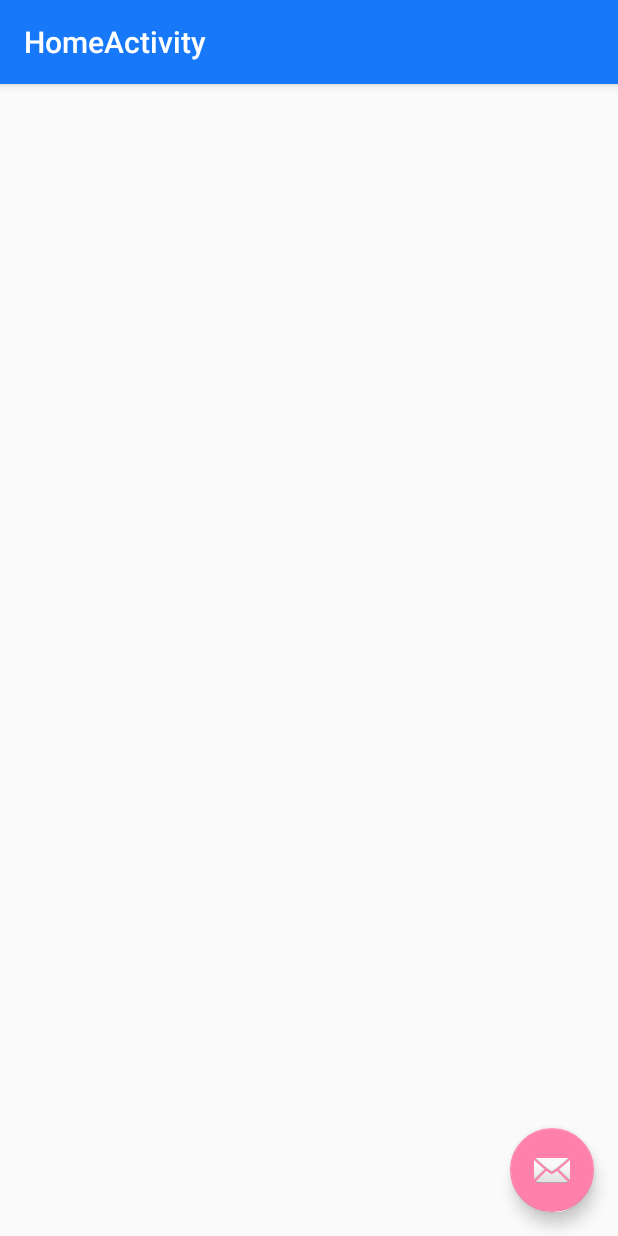
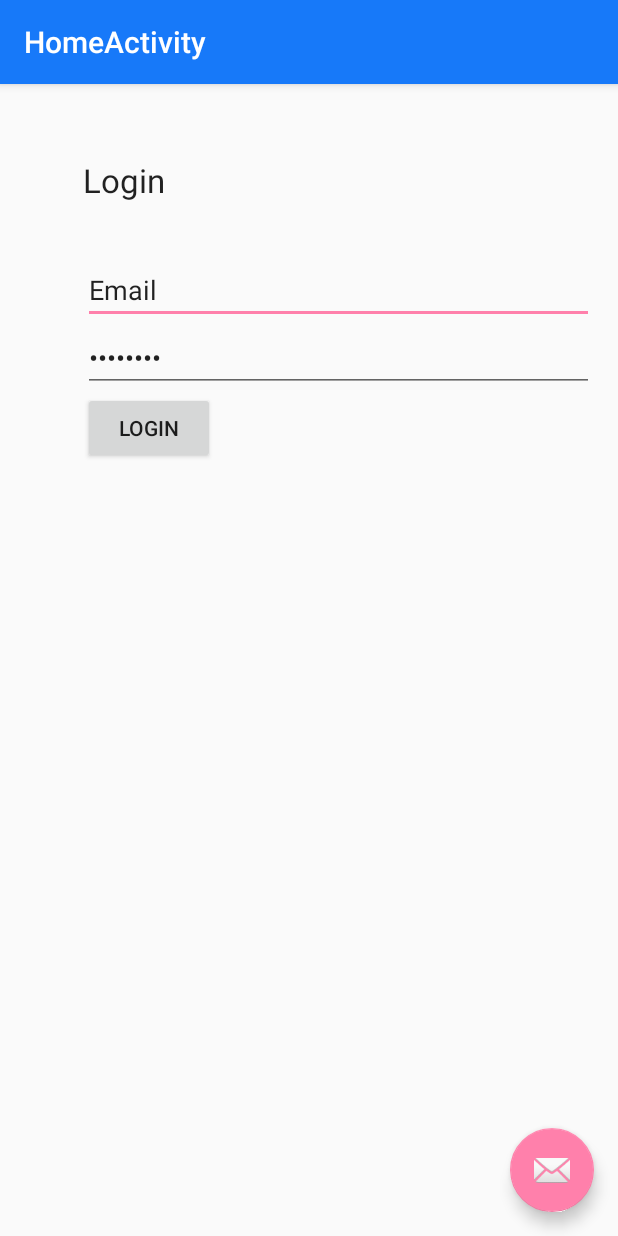
Before and after one commit to niranjan-sa/MaterialHeadStart, an Android app: the HomeActivity screen opened directly, with no data from a screen before it, on a phone screen of 412 x 824 dp. Run offline under Robolectric (Android 15) with nearby library versions, the light colour scheme and no system bars; libraries missing offline, so code that uses them is left out: com.firebase.client; 1 statement that could not run was skipped.

Commit message:
Home activity and user authentication designed

```diff
--- a/app/build.gradle
+++ b/app/build.gradle
@@ -20,14 +20,15 @@ android {
 }
 
 dependencies {
-    compile fileTree(dir: 'libs', include: ['*.jar'])
+    compile fileTree(include: ['*.jar'], dir: 'libs')
     testCompile 'junit:junit:4.12'
     compile 'com.android.support:appcompat-v7:23.1.1'
     compile 'com.android.support:design:23.1.1'
-    compile fileTree(dir: 'libs', include: ['*.jar'])
+    compile fileTree(include: ['*.jar'], dir: 'libs')
     compile 'com.android.support:appcompat-v7:22.2.0'
     compile 'com.android.support:recyclerview-v7:22.2.+'
-    compile fileTree(dir: 'libs', include: ['*.jar'])
+    compile fileTree(include: ['*.jar'], dir: 'libs')
     compile 'com.android.support:appcompat-v7:23.0.1'
     compile 'com.android.support:design:23.0.1'
+    compile files('libs/firebase-client-android-2.5.2.jar')
 }
--- a/app/src/main/AndroidManifest.xml
+++ b/app/src/main/AndroidManifest.xml
@@ -2,6 +2,7 @@
 <manifest xmlns:android="http://schemas.android.com/apk/res/android"
     package="com.blogreader.niranjansa.materialheadstart" >
 
+    <uses-permission android:name="android.permission.INTERNET" />
     <uses-permission android:name="android.permission.WAKE_LOCK" />
     <uses-permission android:name="android.permission.READ_EXTERNAL_STORAGE" />
 
--- a/app/src/main/java/com/blogreader/niranjansa/materialheadstart/activity/HomeActivity.java
+++ b/app/src/main/java/com/blogreader/niranjansa/materialheadstart/activity/HomeActivity.java
@@ -8,6 +8,7 @@ import android.support.v7.widget.Toolbar;
 import android.view.View;
 
 import com.blogreader.niranjansa.materialheadstart.R;
+import com.firebase.client.Firebase;
 
 public class HomeActivity extends AppCompatActivity {
 
@@ -26,6 +27,11 @@ public class HomeActivity extends AppCompatActivity {
                         .setAction("Action", null).show();
             }
         });
+        Firebase.setAndroidContext(this);
+    }
+
+    public void authenticate(View view) {
+
     }
 
 }
--- a/app/src/main/java/com/blogreader/niranjansa/materialheadstart/model/MusicService.java
+++ b/app/src/main/java/com/blogreader/niranjansa/materialheadstart/model/MusicService.java
@@ -104,6 +104,7 @@ public class MusicService extends Service implements
         songPosn=songIndex;
     }
 
+    //This method has to be improved later
     public void setSongByName(String name){
         for(int i=0; i<songs.size(); i++) {
             Song tmp=songs.get(i);
--- a/app/src/main/res/layout/content_home.xml
+++ b/app/src/main/res/layout/content_home.xml
@@ -12,4 +12,49 @@
     tools:context="com.blogreader.niranjansa.materialheadstart.activity.HomeActivity"
     tools:showIn="@layout/activity_home">
 
+    <TextView
+        android:layout_width="wrap_content"
+        android:layout_height="wrap_content"
+        android:textAppearance="?android:attr/textAppearanceLarge"
+        android:text="Login"
+        android:id="@+id/textView"
+        android:layout_alignParentTop="true"
+        android:layout_alignParentLeft="true"
+        android:layout_alignParentStart="true"
+        android:layout_marginLeft="39dp"
+        android:layout_marginStart="39dp"
+        android:layout_marginTop="33dp" />
+
+    <EditText
+        android:layout_width="fill_parent"
+        android:layout_height="wrap_content"
+        android:inputType="textEmailAddress"
+        android:ems="10"
+        android:id="@+id/editText"
+        android:layout_below="@+id/textView"
+        android:layout_alignLeft="@+id/textView"
+        android:layout_alignStart="@+id/textView"
+        android:layout_marginTop="36dp"
+        android:text="Email" />
+
+    <EditText
+        android:layout_width="fill_parent"
+        android:layout_height="wrap_content"
+        android:inputType="textPassword"
+        android:ems="10"
+        android:id="@+id/editText2"
+        android:layout_below="@+id/editText"
+        android:layout_alignLeft="@+id/editText"
+        android:layout_alignStart="@+id/editText"
+        android:text="Password" />
+
+    <Button
+        android:layout_width="wrap_content"
+        android:layout_height="wrap_content"
+        android:text="Login"
+        android:onClick="authenticate"
+        android:id="@+id/button"
+        android:layout_below="@+id/editText2"
+        android:layout_alignLeft="@+id/editText2"
+        android:layout_alignStart="@+id/editText2" />
 </RelativeLayout>
```
Also changed, not shown: 1 other file.
